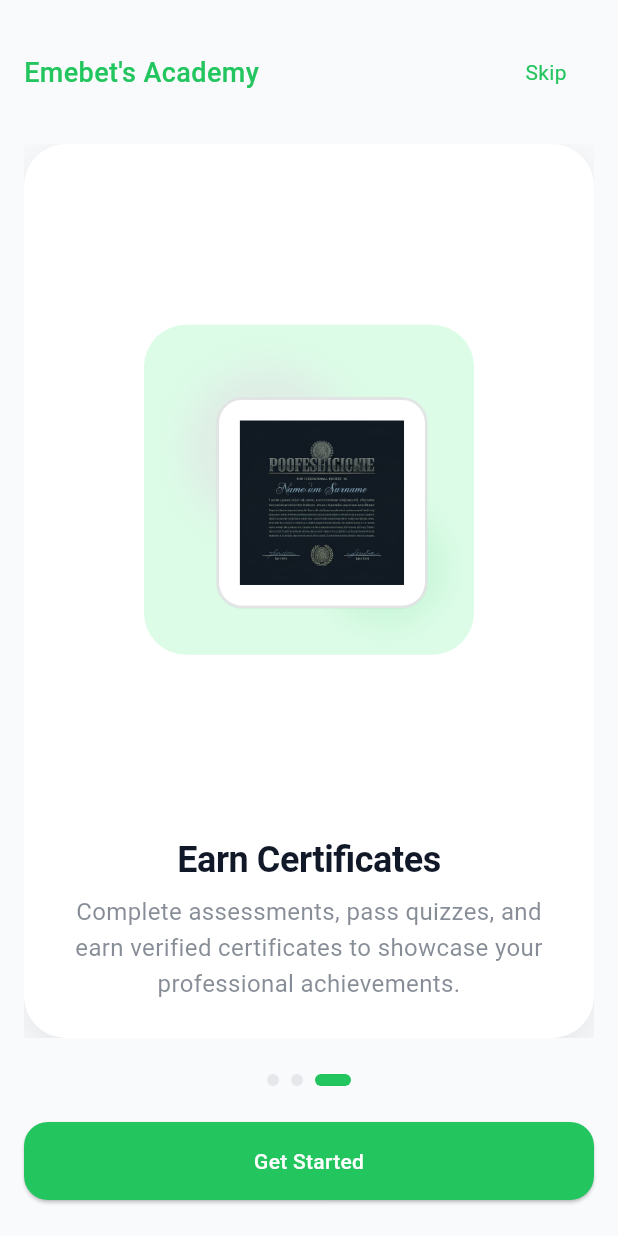
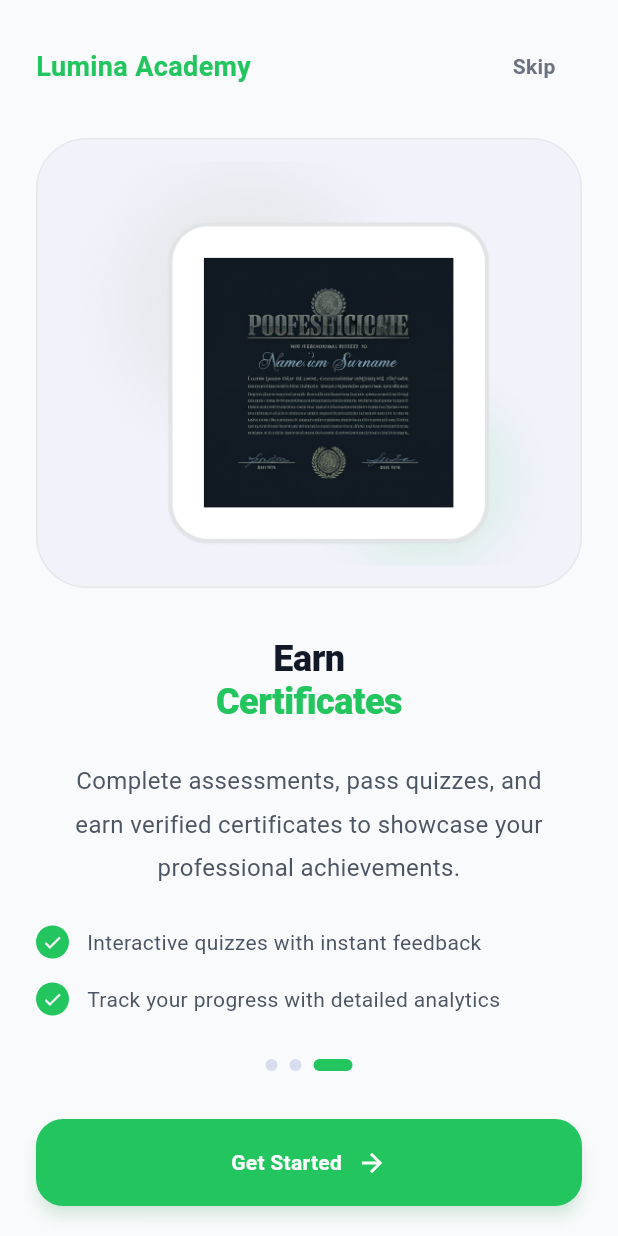
Before and after one commit to NuhaminBaye/emebet_learning_managment_system_flutter, a Flutter app: the screen it shows after launch, swiped to page 3, on a phone screen of 412 x 824 dp. Run offline on Flutter 3.47's test engine with Material 3 defaults, Android fonts, the phone set to English and light mode, and no system bars; our stand-ins replace dartz, dio, equatable, flutter_bloc, flutter_dotenv, flutter_secure_storage and 3 more; accounts and stored records are empty.

Commit message:
updated onboarding screen

```diff
--- /dev/null
+++ b/lib/features/init/presentation/onboarding/models/onboarding_item.dart
@@ -0,0 +1,15 @@
+class OnboardingItem {
+  final String image;
+  final String title1;
+  final String title2;
+  final String description;
+  final List<String>? features;
+
+  OnboardingItem({
+    required this.image,
+    required this.title1,
+    required this.title2,
+    required this.description,
+    this.features,
+  });
+}
--- /dev/null
+++ b/lib/features/init/presentation/onboarding/screens/onboarding_screen.dart
@@ -0,0 +1,151 @@
+import 'package:flutter/material.dart';
+import 'package:lms_mobileapp/core/constants/app_routes.dart';
+import 'package:lms_mobileapp/core/constants/colors.dart';
+import 'package:lms_mobileapp/core/constants/spacing.dart';
+import 'package:lms_mobileapp/core/constants/text_theme.dart';
+import 'package:lms_mobileapp/core/constants/images_list.dart';
+import 'package:lms_mobileapp/features/init/presentation/onboarding/models/onboarding_item.dart';
+import 'package:lms_mobileapp/features/init/presentation/onboarding/widgets/onboarding_header.dart';
+import 'package:lms_mobileapp/features/init/presentation/onboarding/widgets/onboarding_indicators.dart';
+import 'package:lms_mobileapp/features/init/presentation/onboarding/widgets/onboarding_page_content.dart';
+
+class OnboardingScreen extends StatefulWidget {
+  const OnboardingScreen({super.key});
+
+  @override
+  State<OnboardingScreen> createState() => _OnboardingScreenState();
+}
+
+class _OnboardingScreenState extends State<OnboardingScreen> {
+  final PageController _pageController = PageController();
+  int _currentIndex = 0;
+
+  final List<OnboardingItem> _onboardingItems = [
+    OnboardingItem(
+      image: ImagesList.onboarding1,
+      title1: 'Learn at Your',
+      title2: 'Own Pace',
+      description:
+          'Access thousands of courses from industry experts and master new skills in a beautifully curated digital environment.',
+    ),
+    OnboardingItem(
+      image: ImagesList.onboarding2,
+      title1: 'Learn from the',
+      title2: 'Best',
+      description:
+          'Get direct access to industry experts and masterclasses designed to take your skills to the next level.',
+    ),
+    OnboardingItem(
+      image: ImagesList.onboarding3,
+      title1: 'Earn',
+      title2: 'Certificates',
+      description:
+          'Complete assessments, pass quizzes, and earn verified certificates to showcase your professional achievements.',
+      features: [
+        'Interactive quizzes with instant feedback',
+        'Track your progress with detailed analytics',
+        'Verified certificates upon completion',
+      ],
+    ),
+  ];
+
+  @override
+  void dispose() {
+    _pageController.dispose();
+    super.dispose();
+  }
+
+  void _nextPage() {
+    if (_currentIndex < _onboardingItems.length - 1) {
+      _pageController.nextPage(
+        duration: const Duration(milliseconds: 350),
+        curve: Curves.easeInOut,
+      );
+    } else {
+      Navigator.of(context).pushReplacementNamed(AppRoutes.login);
+    }
+  }
+
+  void _skip() {
+    Navigator.of(context).pushReplacementNamed(AppRoutes.login);
+  }
+
+  @override
+  Widget build(BuildContext context) {
+    return Scaffold(
+      backgroundColor: AppColors.background,
+      body: SafeArea(
+        child: Padding(
+          padding: const EdgeInsets.symmetric(horizontal: 24, vertical: 20),
+          child: Column(
+            children: [
+              OnboardingHeader(onSkip: _skip),
+              AppSpacing.verticalLg,
+
+              // PageView
+              Expanded(
+                child: PageView.builder(
+                  controller: _pageController,
+                  itemCount: _onboardingItems.length,
+                  onPageChanged: (index) {
+                    setState(() => _currentIndex = index);
+                  },
+                  itemBuilder: (context, index) {
+                    return OnboardingPageContent(item: _onboardingItems[index]);
+                  },
+                ),
+              ),
+
+              AppSpacing.verticalLg,
+
+              // Indicators
+              OnboardingIndicators(
+                currentIndex: _currentIndex,
+                totalPages: _onboardingItems.length,
+              ),
+
+              AppSpacing.verticalXl,
+
+              // Button
+              SizedBox(
+                width: double.infinity,
+                height: 58,
+                child: ElevatedButton(
+                  onPressed: _nextPage,
+                  style: ElevatedButton.styleFrom(
+                    backgroundColor: AppColors.primary,
+                    elevation: 4,
+                    shadowColor: AppColors.primary.withOpacity(0.25),
+                    shape: RoundedRectangleBorder(
+                      borderRadius: BorderRadius.circular(18),
+                    ),
+                  ),
+                  child: Row(
+                    mainAxisAlignment: MainAxisAlignment.center,
+                    children: [
+                      Text(
+                        _currentIndex == _onboardingItems.length - 1
+                            ? 'Get Started'
+                            : 'Next',
+                        style: AppTextTheme.buttonText.copyWith(
+                          color: AppColors.textOnPrimary,
+                          fontWeight: FontWeight.w600,
+                        ),
+                      ),
+                      const SizedBox(width: 10),
+                      const Icon(
+                        Icons.arrow_forward,
+                        size: 20,
+                        color: Colors.white,
+                      ),
+                    ],
+                  ),
+                ),
+              ),
+            ],
+          ),
+        ),
+      ),
+    );
+  }
+}
--- /dev/null
+++ b/lib/features/init/presentation/onboarding/widgets/onboarding_header.dart
@@ -0,0 +1,35 @@
+import 'package:flutter/material.dart';
+import 'package:lms_mobileapp/core/constants/colors.dart';
+import 'package:lms_mobileapp/core/constants/text_theme.dart';
+
+class OnboardingHeader extends StatelessWidget {
+  final VoidCallback onSkip;
+
+  const OnboardingHeader({super.key, required this.onSkip});
+
+  @override
+  Widget build(BuildContext context) {
+    return Row(
+      mainAxisAlignment: MainAxisAlignment.spaceBetween,
+      children: [
+        Text(
+          'Lumina Academy',
+          style: AppTextTheme.headingMD.copyWith(
+            color: AppColors.primary,
+            fontWeight: FontWeight.w700,
+          ),
+        ),
+        TextButton(
+          onPressed: onSkip,
+          child: Text(
+            'Skip',
+            style: AppTextTheme.bodyMedium.copyWith(
+              color: AppColors.grey500,
+              fontWeight: FontWeight.w600,
+            ),
+          ),
+        ),
+      ],
+    );
+  }
+}
--- /dev/null
+++ b/lib/features/init/presentation/onboarding/widgets/onboarding_indicators.dart
@@ -0,0 +1,35 @@
+import 'package:flutter/material.dart';
+import 'package:lms_mobileapp/core/constants/colors.dart';
+
+class OnboardingIndicators extends StatelessWidget {
+  final int currentIndex;
+  final int totalPages;
+
+  const OnboardingIndicators({
+    super.key,
+    required this.currentIndex,
+    required this.totalPages,
+  });
+
+  @override
+  Widget build(BuildContext context) {
+    return Row(
+      mainAxisAlignment: MainAxisAlignment.center,
+      children: List.generate(
+        totalPages,
+        (index) => AnimatedContainer(
+          duration: const Duration(milliseconds: 250),
+          margin: const EdgeInsets.symmetric(horizontal: 4),
+          width: currentIndex == index ? 26 : 8,
+          height: 8,
+          decoration: BoxDecoration(
+            color: currentIndex == index
+                ? AppColors.primary
+                : const Color(0xFFD7DCEF),
+            borderRadius: BorderRadius.circular(30),
+          ),
+        ),
+      ),
+    );
+  }
+}
--- /dev/null
+++ b/lib/features/init/presentation/onboarding/widgets/onboarding_page_content.dart
@@ -0,0 +1,121 @@
+import 'package:flutter/material.dart';
+import 'package:lms_mobileapp/core/constants/colors.dart';
+import 'package:lms_mobileapp/core/constants/spacing.dart';
+import 'package:lms_mobileapp/core/constants/text_theme.dart';
+import 'package:lms_mobileapp/features/init/presentation/onboarding/models/onboarding_item.dart';
+
+class OnboardingPageContent extends StatelessWidget {
+  final OnboardingItem item;
+
+  const OnboardingPageContent({super.key, required this.item});
+
+  @override
+  Widget build(BuildContext context) {
+    return SingleChildScrollView(
+      child: Column(
+        children: [
+          // Image Container - Matches design perfectly
+          Container(
+            width: double.infinity,
+            height: 300,
+            padding: const EdgeInsets.all(14),
+            decoration: BoxDecoration(
+              color: const Color(0xFFF1F2FA),
+              borderRadius: BorderRadius.circular(34),
+              border: Border.all(color: AppColors.border),
+            ),
+            child: ClipRRect(
+              borderRadius: BorderRadius.circular(28),
+              child: Image.asset(
+                item.image,
+                fit: BoxFit.cover,
+              ),
+            ),
+          ),
+
+          AppSpacing.verticalXl,
+
+          // Title with accent color
+          RichText(
+            textAlign: TextAlign.center,
+            text: TextSpan(
+              style: AppTextTheme.headingLG.copyWith(
+                color: AppColors.textPrimary,
+                fontWeight: FontWeight.w800,
+                height: 1.2,
+              ),
+              children: [
+                TextSpan(text: '${item.title1}\n'),
+                TextSpan(
+                  text: item.title2,
+                  style: const TextStyle(
+                    color: AppColors.primary,
+                    fontWeight: FontWeight.w800,
+                  ),
+                ),
+              ],
+            ),
+          ),
+
+          AppSpacing.verticalLg,
+
+          // Description
+          Padding(
+            padding: const EdgeInsets.symmetric(horizontal: 12),
+            child: Text(
+              item.description,
+              textAlign: TextAlign.center,
+              style: AppTextTheme.bodyMedium.copyWith(
+                color: AppColors.grey600,
+                fontSize: 16,
+                height: 1.8,
+              ),
+            ),
+          ),
+
+          // Features List (Only for last page)
+          if (item.features != null) ...[
+            AppSpacing.verticalLg,
+            Column(
+              children: item.features!.map((feature) {
+                return Padding(
+                  padding: const EdgeInsets.only(bottom: 16),
+                  child: Row(
+                    crossAxisAlignment: CrossAxisAlignment.start,
+                    children: [
+                      Container(
+                        width: 22,
+                        height: 22,
+                        decoration: BoxDecoration(
+                          color: AppColors.primary,
+                          shape: BoxShape.circle,
+                        ),
+                        child: const Icon(
+                          Icons.check,
+                          size: 14,
+                          color: Colors.white,
+                        ),
+                      ),
+                      const SizedBox(width: 12),
+                      Expanded(
+                        child: Text(
+                          feature,
+                          style: AppTextTheme.bodyMedium.copyWith(
+                            color: AppColors.grey600,
+                            height: 1.6,
+                          ),
+                        ),
+                      ),
+                    ],
+                  ),
+                );
+              }).toList(),
+            ),
+          ],
+
+          const SizedBox(height: 40),
+        ],
+      ),
+    );
+  }
+}
--- a/lib/features/init/presentation/screens/onboarding_screen.dart
+++ /dev/null
@@ -1,213 +0,0 @@
-import 'package:flutter/material.dart';
-import 'package:lms_mobileapp/core/constants/app_routes.dart';
-import 'package:lms_mobileapp/core/constants/colors.dart';
-import 'package:lms_mobileapp/core/constants/spacing.dart';
-import 'package:lms_mobileapp/core/constants/text_theme.dart';
-import 'package:lms_mobileapp/core/constants/images_list.dart';
-class OnboardingScreen extends StatefulWidget {
-  const OnboardingScreen({super.key});
-
-  @override
-  State<OnboardingScreen> createState() => _OnboardingScreenState();
-}
-
-class _OnboardingScreenState extends State<OnboardingScreen> {
-  final PageController _pageController = PageController();
-  int _currentIndex = 0;
-
-  final List<_OnboardingPage> _pages = const [
-    _OnboardingPage(
-      image: ImagesList.onboarding1,
-      title: 'Learn at Your Own Pace',
-      description:
-          'Access thousands of courses from industry experts and master new skills in a beautifully curated digital environment.',
-    ),
-    _OnboardingPage(
-      image: ImagesList.onboarding2,
-      title: 'Learn from the Best',
-      description:
-          'Get direct access to industry experts and masterclasses designed to take your skills to the next level.',
-    ),
-    _OnboardingPage(
-      image: ImagesList.onboarding3,
-      title: 'Earn Certificates',
-      description:
-          'Complete assessments, pass quizzes, and earn verified certificates to showcase your professional achievements.',
-    ),
-  ];
-
-  @override
-  void dispose() {
-    _pageController.dispose();
-    super.dispose();
-  }
-
-  void _handleNext() {
-    if (_currentIndex < _pages.length - 1) {
-      _pageController.nextPage(
-        duration: const Duration(milliseconds: 300),
-        curve: Curves.easeInOut,
-      );
-    } else {
-      Navigator.of(context).pushReplacementNamed(AppRoutes.login);
-    }
-  }
-
-  void _handleSkip() {
-    Navigator.of(context).pushReplacementNamed(AppRoutes.login);
-  }
-
-  @override
-  Widget build(BuildContext context) {
-    return Scaffold(
-      backgroundColor: AppColors.background,
-      body: SafeArea(
-        child: Padding(
-          padding: AppSpacing.sectionPadding,
-          child: Column(
-            children: [
-              Row(
-                mainAxisAlignment: MainAxisAlignment.spaceBetween,
-                children: [
-                  Text(
-                    "Emebet's Academy",
-                    style: AppTextTheme.headingMD.copyWith(color: AppColors.primary),
-                  ),
-                  TextButton(
-                    onPressed: _handleSkip,
-                    child: Text(
-                      'Skip',
-                      style: AppTextTheme.bodyMedium.copyWith(color: AppColors.primary),
-                    ),
-                  ),
-                ],
-              ),
-              AppSpacing.verticalLg,
-              Expanded(
-                child: PageView.builder(
-                  controller: _pageController,
-                  itemCount: _pages.length,
-                  onPageChanged: (index) => setState(() => _currentIndex = index),
-                  itemBuilder: (context, index) {
-                    final page = _pages[index];
-                    return _OnboardingCard(page: page);
-                  },
-                ),
-              ),
-              AppSpacing.verticalLg,
-              Row(
-                mainAxisAlignment: MainAxisAlignment.center,
-                children: List.generate(
-                  _pages.length,
-                  (index) => AnimatedContainer(
-                    duration: const Duration(milliseconds: 250),
-                    margin: const EdgeInsets.symmetric(horizontal: 4),
-                    width: _currentIndex == index ? 24 : 8,
-                    height: 8,
-                    decoration: BoxDecoration(
-                      color: _currentIndex == index ? AppColors.primary : AppColors.border,
-                      borderRadius: BorderRadius.circular(8),
-                    ),
-                  ),
-                ),
-              ),
-              AppSpacing.verticalLg,
-              SizedBox(
-                width: double.infinity,
-                height: 52,
-                child: ElevatedButton(
-                  onPressed: _handleNext,
-                  style: ElevatedButton.styleFrom(
-                    backgroundColor: AppColors.primary,
-                    foregroundColor: AppColors.textOnPrimary,
-                    shape: RoundedRectangleBorder(borderRadius: BorderRadius.circular(16)),
-                  ),
-                  child: Text(
-                    _currentIndex == _pages.length - 1 ? 'Get Started' : 'Next',
-                    style: AppTextTheme.buttonText.copyWith(color: AppColors.textOnPrimary),
-                  ),
-                ),
-              ),
-            ],
-          ),
-        ),
-      ),
-    );
-  }
-}
-
-class _OnboardingCard extends StatelessWidget {
-  const _OnboardingCard({required this.page});
-
-  final _OnboardingPage page;
-
-  @override
-  Widget build(BuildContext context) {
-    return Column(
-      children: [
-        Expanded(
-          child: Container(
-            decoration: BoxDecoration(
-              color: AppColors.surface,
-              borderRadius: BorderRadius.circular(28),
-              boxShadow: [
-                BoxShadow(
-                  color: AppColors.grey300.withAlpha(153),
-                  blurRadius: 24,
-                  offset: const Offset(0, 8),
-                ),
-              ],
-            ),
-            padding: const EdgeInsets.all(24),
-            child: Column(
-              children: [
-                Expanded(
-                  child: Center(
-                    child: Container(
-                      width: 220,
-                      height: 220,
-                      decoration: BoxDecoration(
-                        color: AppColors.primaryLight,
-                        borderRadius: BorderRadius.circular(28),
-                      ),
-                      child: Center(
-                        child: Image.asset(
-                             page.image,
-                             fit: BoxFit.contain,
-                         ),
-                      ),
-                    ),
-                  ),
-                ),
-                AppSpacing.verticalLg,
-                Text(
-                  page.title,
-                  textAlign: TextAlign.center,
-                  style: AppTextTheme.headingLG.copyWith(color: AppColors.grey900),
-                ),
-                AppSpacing.verticalSm,
-                Text(
-                  page.description,
-                  textAlign: TextAlign.center,
-                  style: AppTextTheme.bodyRegular.copyWith(color: AppColors.textSecondary.withAlpha(153)),
-                ),
-              ],
-            ),
-          ),
-        ),
-      ],
-    );
-  }
-}
-
-class _OnboardingPage {
-  final String image;
-  final String title;
-  final String description;
-
-  const _OnboardingPage({
-    required this.image,
-    required this.title,
-    required this.description,
-  });
-}
--- a/lib/features/init/presentation/screens/splash_screen.dart
+++ b/lib/features/init/presentation/screens/splash_screen.dart
@@ -53,7 +53,7 @@ class _SplashScreenState extends State<SplashScreen> {
                   ),
                   AppSpacing.verticalLg,
                   Text(
-                    'Lumina Academy',
+                    'Emebet\'s Academy',
                     style: AppTextTheme.headingXL.copyWith(color: AppColors.textOnPrimary),
                   ),
                   AppSpacing.verticalSm,
@@ -74,7 +74,7 @@ class _SplashScreenState extends State<SplashScreen> {
                   ),
                   AppSpacing.verticalXs,
                   Text(
-                    'Version 2.4.0 · Atelier LMS Suite',
+                    'Version 2.4.0 ·  Emebet LMS Suite',
                     style: AppTextTheme.caption.copyWith(color: AppColors.textOnPrimary.withAlpha(153)),
                   ),
                 ],
--- a/lib/features/instructor/presentation/screens/dashboard/instructor_dashboard_screen.dart
+++ b/lib/features/instructor/presentation/screens/dashboard/instructor_dashboard_screen.dart
@@ -13,7 +13,7 @@ class InstructorDashboardScreen extends StatelessWidget {
       appBar: AppBar(
         backgroundColor: AppColors.background,
         elevation: 0,
-        title: const Text("The Digital Atelier", style: AppTextTheme.headingMD),
+        title: const Text("Emebet's Academy", style: AppTextTheme.headingMD),
         actions: [
           IconButton(icon: const Icon(Icons.search), onPressed: () {}),
         ],
--- a/lib/main.dart
+++ b/lib/main.dart
@@ -15,7 +15,7 @@ import 'package:lms_mobileapp/features/admin/presentation/screens/main/admin_she
 import 'package:lms_mobileapp/features/auth/presentation/auth_module.dart';
 import 'package:lms_mobileapp/features/auth/presentation/bloc/auth_event.dart';
 import 'package:lms_mobileapp/features/auth/presentation/screens/login_screen.dart';
-import 'package:lms_mobileapp/features/init/presentation/screens/onboarding_screen.dart';
+import 'package:lms_mobileapp/features/init/presentation/onboarding/screens/onboarding_screen.dart';
 import 'package:lms_mobileapp/features/init/presentation/screens/splash_screen.dart';
 import 'package:lms_mobileapp/core/navigation/role_based_router.dart';
 import 'package:lms_mobileapp/features/instructor/presentation/screens/courses/add_lesson_screen.dart';
```
